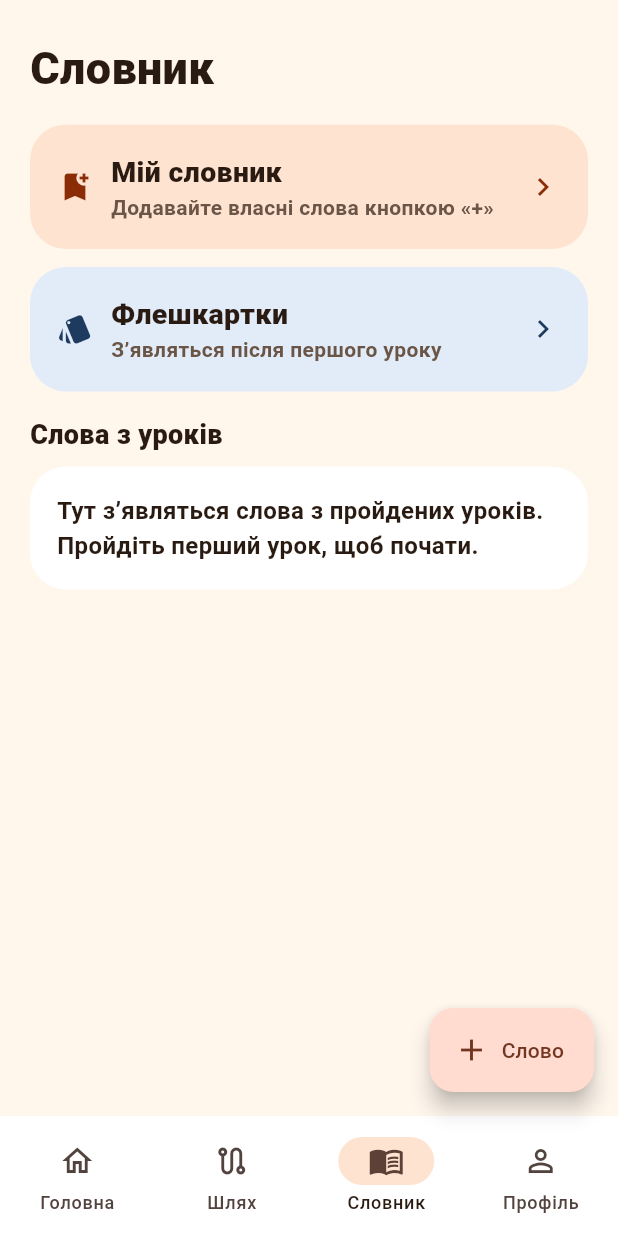
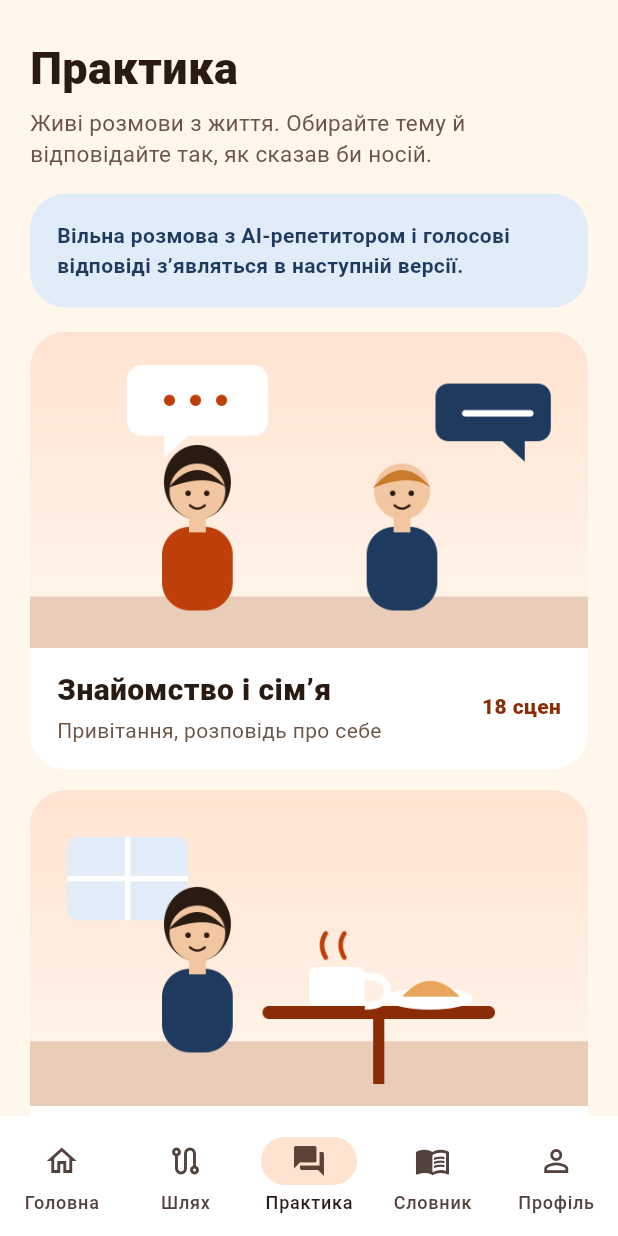
Before and after one commit to studniawiedzy59-eng/studnia-wiedzy, a Flutter app: the screen it shows after launch, item 3 of the bottom bar chosen, on a phone screen of 412 x 824 dp. Run offline on Flutter 3.47's test engine with Material 3 defaults, Android fonts, the phone set to English and light mode, and no system bars; our stand-ins replace flutter_riverpod, flutter_tts, shared_preferences.

Commit message:
Practice tab with illustrated themes, weekly streak and tutor card on profile (original artwork)
Co-Authored-By: Claude Sonnet 5.5 <noreply@anthropic.com>
Claude-Session: https://claude.ai/code/session_01FZZtg4qNrzTiLKkfssD61E

```diff
--- /dev/null
+++ b/lib/domain/practice_topics.dart
@@ -0,0 +1,102 @@
+import 'models.dart';
+
+/// One theme of the Practice tab: its card and the units whose dialogue scenes belong to it.
+class PracticeTopic {
+  const PracticeTopic({
+    required this.id,
+    required this.title,
+    required this.subtitle,
+    required this.image,
+    required this.units,
+  });
+
+  final String id;
+  final String title;
+  final String subtitle;
+  final String image;
+
+  /// Unit numbers, as in the lesson ids: `u02_l06` belongs to unit 2.
+  final List<int> units;
+
+  bool owns(String lessonId) {
+    final match = RegExp(r'^u(\d+)_').firstMatch(lessonId);
+    if (match == null) return false;
+    return units.contains(int.parse(match.group(1)!));
+  }
+}
+
+const List<PracticeTopic> practiceTopics = [
+  PracticeTopic(
+    id: 'people',
+    title: 'Знайомство і сім’я',
+    subtitle: 'Привітання, розповідь про себе',
+    image: 'assets/images/topic_people.png',
+    units: [1, 3, 15, 40, 41, 42],
+  ),
+  PracticeTopic(
+    id: 'cafe',
+    title: 'Кафе й ресторан',
+    subtitle: 'Замовити їжу й напої',
+    image: 'assets/images/topic_cafe.png',
+    units: [2, 10, 28, 53],
+  ),
+  PracticeTopic(
+    id: 'shop',
+    title: 'Магазин і гроші',
+    subtitle: 'Ціни, одяг, покупки',
+    image: 'assets/images/topic_shop.png',
+    units: [11, 29, 54, 55, 56],
+  ),
+  PracticeTopic(
+    id: 'travel',
+    title: 'Подорожі',
+    subtitle: 'Вокзал, аеропорт, готель',
+    image: 'assets/images/topic_travel.png',
+    units: [24, 25, 26, 27, 66, 73],
+  ),
+  PracticeTopic(
+    id: 'city',
+    title: 'Місто й дорога',
+    subtitle: 'Як пройти, мій район',
+    image: 'assets/images/topic_city.png',
+    units: [22, 23, 59, 60],
+  ),
+  PracticeTopic(
+    id: 'health',
+    title: 'Здоров’я',
+    subtitle: 'Лікар, аптека, самопочуття',
+    image: 'assets/images/topic_health.png',
+    units: [32, 33, 72],
+  ),
+  PracticeTopic(
+    id: 'work',
+    title: 'Робота й зв’язок',
+    subtitle: 'Професії, телефон, листи',
+    image: 'assets/images/topic_work.png',
+    units: [14, 34, 47, 76, 77],
+  ),
+  PracticeTopic(
+    id: 'home',
+    title: 'Дім і побут',
+    subtitle: 'Квартира, меблі, день',
+    image: 'assets/images/topic_home.png',
+    units: [19, 57, 58],
+  ),
+  PracticeTopic(
+    id: 'holiday',
+    title: 'Дозвілля і свята',
+    subtitle: 'Хобі, запрошення, свята',
+    image: 'assets/images/topic_holiday.png',
+    units: [17, 18, 35, 36, 49, 62, 71],
+  ),
+];
+
+/// The dialogue scenes of [topic], taken from the lessons that are already in the course.
+List<DialogueExercise> scenesForTopic(PracticeTopic topic, Iterable<Lesson> lessons) {
+  return [
+    for (final lesson in lessons)
+      if (topic.owns(lesson.id))
+        for (final exercise in lesson.exercises)
+          if (exercise is DialogueExercise) exercise,
+  ];
+}
--- a/lib/features/home/root_screen.dart
+++ b/lib/features/home/root_screen.dart
@@ -7,6 +7,7 @@ import '../../state/providers.dart';
 import '../lesson/lesson_screen.dart';
 import '../my_words/word_editor.dart';
 import '../path/path_screen.dart';
+import '../practice/practice_screen.dart';
 import '../profile/profile_screen.dart';
 import '../words/words_screen.dart';
 
@@ -28,14 +29,15 @@ class _RootScreenState extends State<RootScreen> {
         child: IndexedStack(
           index: _index,
           children: [
-            HomeTab(onOpenWords: () => setState(() => _index = 2)),
+            HomeTab(onOpenWords: () => setState(() => _index = 3)),
             const PathTab(),
+            const PracticeTab(),
             const WordsTab(),
             const ProfileTab(),
           ],
         ),
       ),
-      floatingActionButton: (_index == 0 || _index == 2)
+      floatingActionButton: (_index == 0 || _index == 3)
           ? FloatingActionButton.extended(
               tooltip: 'Додати слово до мого словника',
               onPressed: () => showWordEditor(context),
@@ -49,6 +51,7 @@ class _RootScreenState extends State<RootScreen> {
         destinations: const [
           NavigationDestination(icon: Icon(Icons.home_outlined), selectedIcon: Icon(Icons.home), label: 'Головна'),
           NavigationDestination(icon: Icon(Icons.route_outlined), selectedIcon: Icon(Icons.route), label: 'Шлях'),
+          NavigationDestination(icon: Icon(Icons.forum_outlined), selectedIcon: Icon(Icons.forum), label: 'Практика'),
           NavigationDestination(icon: Icon(Icons.menu_book_outlined), selectedIcon: Icon(Icons.menu_book), label: 'Словник'),
           NavigationDestination(icon: Icon(Icons.person_outline), selectedIcon: Icon(Icons.person), label: 'Профіль'),
         ],
--- /dev/null
+++ b/lib/features/practice/practice_screen.dart
@@ -0,0 +1,291 @@
+import 'dart:math';
+
+import 'package:flutter/material.dart';
+import 'package:flutter_riverpod/flutter_riverpod.dart';
+
+import '../../core/motion.dart';
+import '../../core/theme.dart';
+import '../../domain/models.dart';
+import '../../domain/practice_topics.dart';
+import '../../state/providers.dart';
+import '../lesson/exercise_views.dart';
+
+/// Practice: real-life conversations, grouped by theme. Nothing here changes
+/// which lessons are open; it is extra speaking and listening practice.
+class PracticeTab extends ConsumerWidget {
+  const PracticeTab({super.key});
+
+  @override
+  Widget build(BuildContext context, WidgetRef ref) {
+    final lessons = ref.watch(allLessonsProvider);
+    if (lessons.hasError) {
+      return LoadErrorView(onRetry: () => ref.invalidate(allLessonsProvider));
+    }
+    if (!lessons.hasValue) {
+      return const Center(child: CircularProgressIndicator());
+    }
+    final all = lessons.value!;
+    return ListView(
+      padding: const EdgeInsets.fromLTRB(20, 24, 20, 96),
+      children: [
+        const Text('Практика', style: TextStyle(fontSize: 30, fontWeight: FontWeight.w900)),
+        const SizedBox(height: 4),
+        const Text(
+          'Живі розмови з життя. Обирайте тему й відповідайте так, як сказав би носій.',
+          style: TextStyle(fontSize: 15, color: AppColors.muted),
+        ),
+        const SizedBox(height: 16),
+        const AppCard(
+          color: AppColors.paleBlue,
+          child: Text(
+            'Вільна розмова з AI-репетитором і голосові відповіді з’являться в наступній версії.',
+            style: TextStyle(fontSize: 14, fontWeight: FontWeight.w700, color: AppColors.navy),
+          ),
+        ),
+        const SizedBox(height: 16),
+        for (var i = 0; i < practiceTopics.length; i++) ...[
+          _TopicCard(
+            topic: practiceTopics[i],
+            sceneCount: scenesForTopic(practiceTopics[i], all).length,
+            onTap: () {
+              final scenes = scenesForTopic(practiceTopics[i], all);
+              if (scenes.isEmpty) return;
+              Navigator.of(context).push(
+                MaterialPageRoute<void>(
+                  builder: (_) => PracticeSessionScreen(topic: practiceTopics[i], scenes: scenes),
+                ),
+              );
+            },
+          ),
+          const SizedBox(height: 14),
+        ],
+      ],
+    );
+  }
+}
+
+class _TopicCard extends StatelessWidget {
+  const _TopicCard({required this.topic, required this.sceneCount, required this.onTap});
+
+  final PracticeTopic topic;
+  final int sceneCount;
+  final VoidCallback onTap;
+
+  @override
+  Widget build(BuildContext context) {
+    return Pressable(
+      child: Semantics(
+        button: true,
+        label: '${topic.title}, сцен: $sceneCount',
+        child: Material(
+          color: AppColors.card,
+          borderRadius: BorderRadius.circular(24),
+          clipBehavior: Clip.antiAlias,
+          child: InkWell(
+            onTap: sceneCount == 0 ? null : onTap,
+            child: Column(
+              crossAxisAlignment: CrossAxisAlignment.start,
+              children: [
+                AspectRatio(
+                  aspectRatio: 600 / 340,
+                  child: Image.asset(
+                    topic.image,
+                    fit: BoxFit.cover,
+                    errorBuilder: (_, __, ___) => const ColoredBox(color: AppColors.tint),
+                  ),
+                ),
+                Padding(
+                  padding: const EdgeInsets.fromLTRB(18, 14, 18, 16),
+                  child: Row(
+                    children: [
+                      Expanded(
+                        child: Column(
+                          crossAxisAlignment: CrossAxisAlignment.start,
+                          children: [
+                            Text(topic.title, style: const TextStyle(fontSize: 20, fontWeight: FontWeight.w900)),
+                            const SizedBox(height: 2),
+                            Text(topic.subtitle, style: const TextStyle(fontSize: 14, color: AppColors.muted)),
+                          ],
+                        ),
+                      ),
+                      Text(
+                        sceneCount == 0 ? 'скоро' : '$sceneCount сцен',
+                        style: const TextStyle(fontWeight: FontWeight.w800, color: AppColors.accentDark),
+                      ),
+                    ],
+                  ),
+                ),
+              ],
+            ),
+          ),
+        ),
+      ),
+    );
+  }
+}
+
+/// A session of up to eight scenes of one theme, in a fresh random order.
+class PracticeSessionScreen extends StatefulWidget {
+  const PracticeSessionScreen({super.key, required this.topic, required this.scenes});
+
+  final PracticeTopic topic;
+  final List<DialogueExercise> scenes;
+
+  @override
+  State<PracticeSessionScreen> createState() => _PracticeSessionScreenState();
+}
+
+class _PracticeSessionScreenState extends State<PracticeSessionScreen> {
+  late final List<DialogueExercise> _queue = _pick();
+  int _index = 0;
+  int _correct = 0;
+  Object? _answer;
+  bool? _result;
+
+  List<DialogueExercise> _pick() {
+    final items = [...widget.scenes]..shuffle(Random());
+    return items.take(8).toList();
+  }
+
+  void _check(DialogueExercise scene) {
+    final ok = scene.check(_answer);
+    setState(() {
+      _result = ok;
+      if (ok) _correct++;
+    });
+  }
+
+  void _next() {
+    setState(() {
+      _index++;
+      _answer = null;
+      _result = null;
+    });
+  }
+
+  @override
+  Widget build(BuildContext context) {
+    final finished = _index >= _queue.length;
+    return Scaffold(
+      appBar: AppBar(
+        title: Text(widget.topic.title),
+        leading: IconButton(
+          icon: const Icon(Icons.close),
+          tooltip: 'Закрити',
+          onPressed: () => Navigator.of(context).pop(),
+        ),
+      ),
+      body: SafeArea(child: finished ? _summary(context) : _scene(_queue[_index])),
+    );
+  }
+
+  Widget _scene(DialogueExercise scene) {
+    final result = _result;
+    return Column(
+      children: [
+        Padding(
+          padding: const EdgeInsets.fromLTRB(20, 0, 20, 12),
+          child: ClipRRect(
+            borderRadius: BorderRadius.circular(999),
+            child: LinearProgressIndicator(
+              value: _index / _queue.length,
+              minHeight: 12,
+              backgroundColor: AppColors.tint,
+              color: AppColors.accent,
+              semanticsLabel: 'Прогрес практики',
+            ),
+          ),
+        ),
+        Expanded(
+          child: SingleChildScrollView(
+            padding: const EdgeInsets.fromLTRB(20, 8, 20, 20),
+            child: FadeSlideIn(
+              key: ValueKey('scene-$_index'),
+              child: AnswerFeedbackAnimation(
+                result: result,
+                child: ExerciseView(
+                  exercise: scene,
+                  enabled: result == null,
+                  onChanged: (answer) => setState(() => _answer = answer),
+                ),
+              ),
+            ),
+          ),
+        ),
+        if (result == null)
+          Padding(
+            padding: const EdgeInsets.fromLTRB(20, 0, 20, 20),
+            child: FilledButton(
+              onPressed: _answer == null ? null : () => _check(scene),
+              child: const Text('Перевірити'),
+            ),
+          )
+        else
+          Container(
+            width: double.infinity,
+            padding: const EdgeInsets.fromLTRB(20, 18, 20, 20),
+            decoration: BoxDecoration(
+              color: result ? AppColors.paleBlue : AppColors.tint,
+              borderRadius: const BorderRadius.vertical(top: Radius.circular(28)),
+            ),
+            child: Column(
+              crossAxisAlignment: CrossAxisAlignment.start,
+              mainAxisSize: MainAxisSize.min,
+              children: [
+                Text(
+                  result ? 'Правильно!' : 'Є помилка',
+                  style: TextStyle(
+                    fontSize: 20,
+                    fontWeight: FontWeight.w900,
+                    color: result ? AppColors.navy : AppColors.accentDark,
+                  ),
+                ),
+                if (!result) ...[
+                  const SizedBox(height: 8),
+                  Text(
+                    scene.correctAnswer(explanationLanguage),
+                    style: const TextStyle(fontSize: 18, fontWeight: FontWeight.w800),
+                  ),
+                ],
+                const SizedBox(height: 6),
+                Text(scene.explanation.of(explanationLanguage), style: const TextStyle(fontSize: 15)),
+                const SizedBox(height: 14),
+                FilledButton(
+                  onPressed: _next,
+                  child: Text(_index + 1 < _queue.length ? 'Далі' : 'Завершити'),
+                ),
+              ],
+            ),
+          ),
+      ],
+    );
+  }
+
+  Widget _summary(BuildContext context) {
+    return Padding(
+      padding: const EdgeInsets.all(24),
+      child: Column(
+        mainAxisAlignment: MainAxisAlignment.center,
+        children: [
+          const Icon(Icons.chat_bubble, size: 64, color: AppColors.accent),
+          const SizedBox(height: 16),
+          Text(
+            '$_correct з ${_queue.length}',
+            style: const TextStyle(fontSize: 40, fontWeight: FontWeight.w900),
+          ),
+          const SizedBox(height: 6),
+          const Text(
+            'правильних відповідей з першого разу',
+            style: TextStyle(fontSize: 16, color: AppColors.muted),
+            textAlign: TextAlign.center,
+          ),
+          const SizedBox(height: 28),
+          FilledButton(
+            onPressed: () => Navigator.of(context).pop(),
+            child: const Text('До тем'),
+          ),
+        ],
+      ),
+    );
+  }
+}
--- a/pubspec.yaml
+++ b/pubspec.yaml
@@ -23,3 +23,4 @@ flutter:
   assets:
     - assets/content/en/
     - assets/content/en/lessons/
+    - assets/images/
```
Also changed, not shown: lib/features/profile/profile_screen.dart (+112 -0 lines), assets/images/topic_cafe.png (added), assets/images/topic_city.png (added), assets/images/topic_health.png (added), assets/images/topic_holiday.png (added), assets/images/topic_home.png (added), assets/images/topic_people.png (added), assets/images/topic_shop.png (added), assets/images/topic_travel.png (added), assets/images/topic_work.png (added), assets/images/tutor_anna.png (added), 2 other files.
